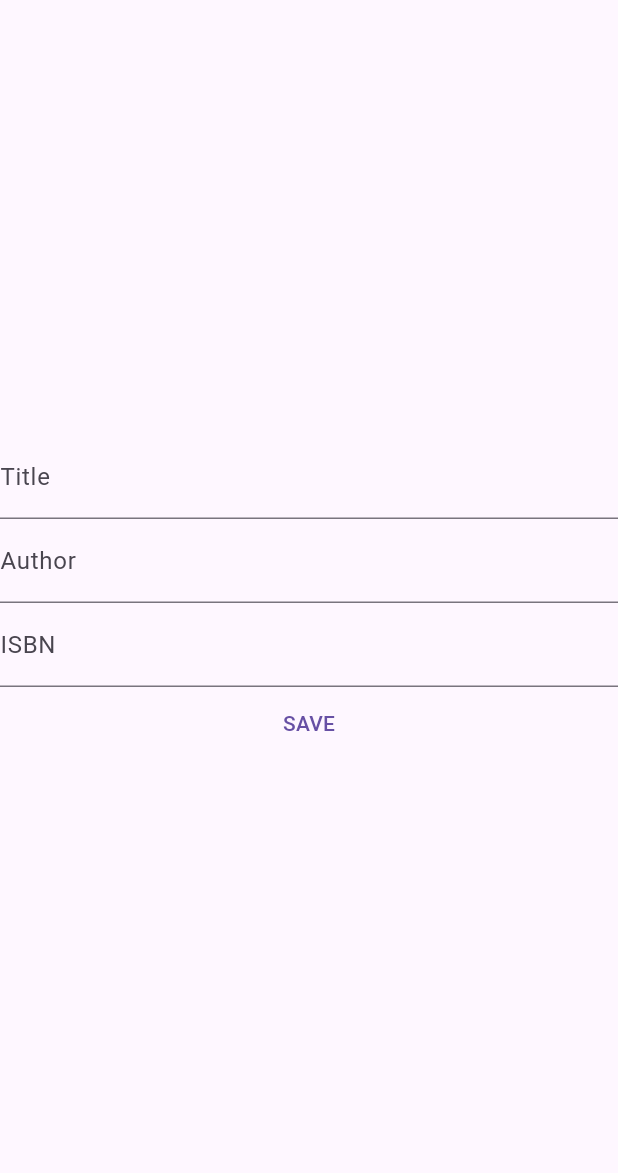
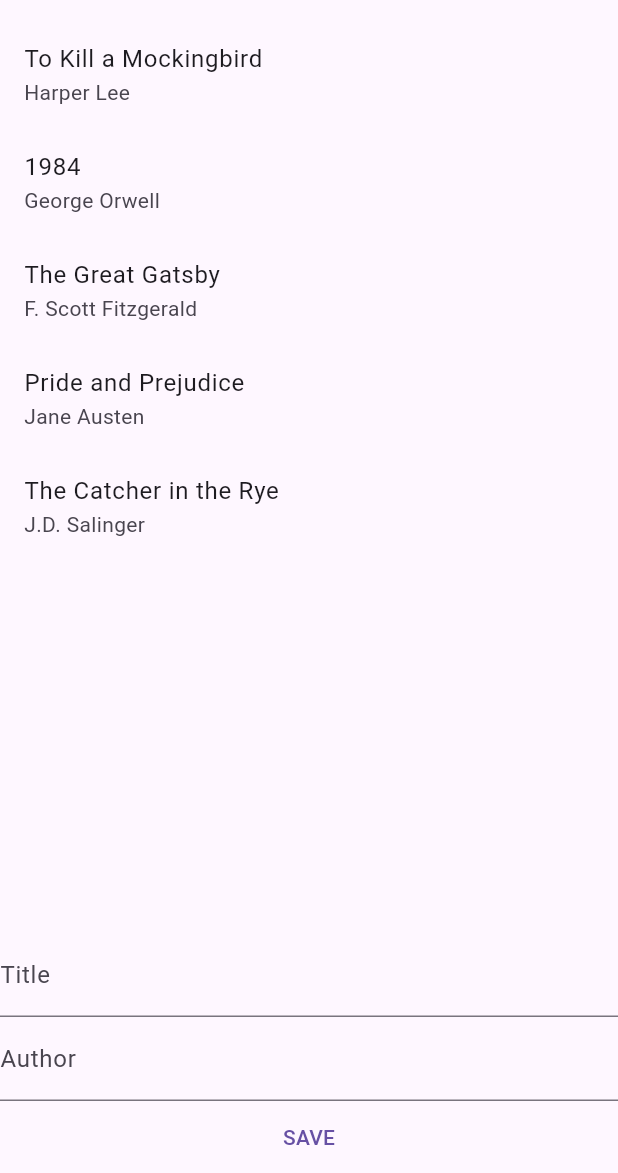
Before and after one commit to pongsakorn-dev/sidekick-libraly, a Flutter app: the screen it shows after launch, on a phone screen of 412 x 824 dp, the part 63-1236 px from its top. Run offline on Flutter 3.47's test engine with Material 3 defaults, Android fonts, the phone set to English and light mode, and no system bars; our stand-ins replace flutter_bloc.

Commit message:
create list of book which after click it will redirect to book detail

```diff
--- a/sidekick_libraly/lib/bloc/create_book_bloc.dart
+++ b/sidekick_libraly/lib/bloc/create_book_bloc.dart
@@ -9,7 +9,6 @@ import 'package:sidekick_libraly/data/models/book_model.dart';
 class BookBloc extends Bloc<CreateBookEvent, CreateBookState> {
   BookBloc() : super(CreateBookInitial());
 
-  @override
   Stream<CreateBookState> mapEventToState(CreateBookEvent event) async* {
     if (event is SaveBookEvent) {
       yield CreateBookLoading();
--- a/sidekick_libraly/lib/bloc/create_book_event.dart
+++ b/sidekick_libraly/lib/bloc/create_book_event.dart
@@ -3,7 +3,6 @@ abstract class CreateBookEvent {}
 class SaveBookEvent extends CreateBookEvent {
   final String title;
   final String author;
-  final String isbn;
 
-  SaveBookEvent(this.title, this.author, this.isbn);
+  SaveBookEvent(this.title, this.author);
 }
--- /dev/null
+++ b/sidekick_libraly/lib/data/mocks/book_mock.dart
@@ -0,0 +1,16 @@
+import 'package:sidekick_libraly/data/models/book_model.dart';
+
+class BookMock {
+  static List<BookModel> getBooks() {
+    return [
+      BookModel(id: 1, title: 'To Kill a Mockingbird', author: 'Harper Lee'),
+      BookModel(id: 2, title: '1984', author: 'George Orwell'),
+      BookModel(
+          id: 3, title: 'The Great Gatsby', author: 'F. Scott Fitzgerald'),
+      BookModel(id: 4, title: 'Pride and Prejudice', author: 'Jane Austen'),
+      BookModel(
+          id: 5, title: 'The Catcher in the Rye', author: 'J.D. Salinger'),
+      // Add more books as needed
+    ];
+  }
+}
--- a/sidekick_libraly/lib/data/models/book_model.dart
+++ b/sidekick_libraly/lib/data/models/book_model.dart
@@ -1,19 +1,12 @@
-import 'dart:convert';
-
-import 'package:flutter/material.dart';
-import 'package:flutter_bloc/flutter_bloc.dart';
-
 class BookModel {
   final int id;
   final String title;
   final String author;
-  final String isbn;
 
   BookModel({
     required this.id,
     required this.title,
     required this.author,
-    required this.isbn,
   });
 
   factory BookModel.fromJson(Map<String, dynamic> json) {
@@ -21,7 +14,6 @@ class BookModel {
       id: json['id'],
       title: json['title'],
       author: json['author'],
-      isbn: json['isbn'],
     );
   }
 
@@ -30,7 +22,6 @@ class BookModel {
       'id': id,
       'title': title,
       'author': author,
-      'isbn': isbn,
     };
   }
 }
--- a/sidekick_libraly/lib/main.dart
+++ b/sidekick_libraly/lib/main.dart
@@ -1,5 +1,6 @@
 import 'package:flutter/material.dart';
-import 'package:sidekick_libraly/create_book_page.dart';
+import 'package:sidekick_libraly/page/create_book_page.dart';
+import 'package:sidekick_libraly/page/show_book_list.dart';
 
 void main() {
   runApp(const MyApp());
@@ -55,7 +56,10 @@ class _MyHomePageState extends State<MyHomePage> {
       appBar: AppBar(
         title: Text(widget.title),
       ),
-      body: CreateBookPage(),
+      body: Column(
+        mainAxisAlignment: MainAxisAlignment.center,
+        children: [ShowBookList(), CreateBookPage()],
+      ),
     );
   }
 }
--- a/sidekick_libraly/lib/create_book_page.dart
+++ b/sidekick_libraly/lib/page/create_book_page.dart
@@ -14,7 +14,6 @@ class CreateBookPage extends StatefulWidget {
 class _CreateBookPageState extends State<CreateBookPage> {
   final TextEditingController _titleController = TextEditingController();
   final TextEditingController _authorController = TextEditingController();
-  final TextEditingController _isbnController = TextEditingController();
 
   @override
   Widget build(BuildContext context) {
@@ -41,16 +40,12 @@ class _CreateBookPageState extends State<CreateBookPage> {
                 TextField(
                     controller: _authorController,
                     decoration: InputDecoration(labelText: 'Author')),
-                TextField(
-                    controller: _isbnController,
-                    decoration: InputDecoration(labelText: 'ISBN')),
                 TextButton(
                   onPressed: () {
                     BlocProvider.of<BookBloc>(context).add(
                       SaveBookEvent(
                         _titleController.text,
                         _authorController.text,
-                        _isbnController.text,
                       ),
                     );
                   },
--- /dev/null
+++ b/sidekick_libraly/lib/page/show_book_list.dart
@@ -0,0 +1,42 @@
+import 'package:flutter/material.dart';
+import 'package:sidekick_libraly/data/mocks/book_mock.dart';
+import 'package:sidekick_libraly/data/models/book_model.dart'; // Import your BookModel class
+import 'package:sidekick_libraly/page/book_details.dart';
+
+class ShowBookList extends StatelessWidget {
+  const ShowBookList({Key? key}) : super(key: key);
+
+  @override
+  Widget build(BuildContext context) {
+    List<BookModel> books = BookMock.getBooks(); // Fetch mock data
+
+    return Expanded(
+      child: Scaffold(
+        body: ListView.builder(
+          itemCount: books.length,
+          itemBuilder: (context, index) {
+            final book = books[index];
+            return GestureDetector(
+              onTap: () {
+                Navigator.push(
+                  context,
+                  MaterialPageRoute(
+                    builder: (context) => BookDetail(
+                      title: book.title,
+                      author: book.author,
+                    ),
+                  ),
+                );
+              },
+              child: ListTile(
+                title: Text(book.title),
+                subtitle: Text(book.author),
+                // Add more details if needed
+              ),
+            );
+          },
+        ),
+      ),
+    );
+  }
+}
```
Also changed, not shown: sidekick_libraly/lib/page/book_details.dart (added, +48 -0 lines), sidekick_libraly/lib/data/mocks/book_model_mock.dart (deleted).
